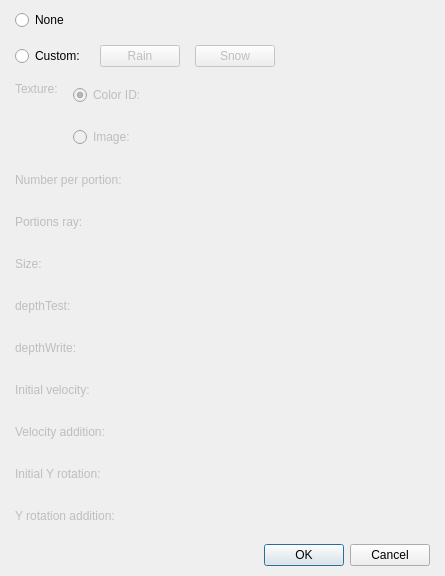
This is Editor/Dialogs/Commands/dialogcommandchangeweather.ui in RPG-Paper-Maker/RPG-Paper-Maker as Qt 5 draws it before an edit. The edited form follows.
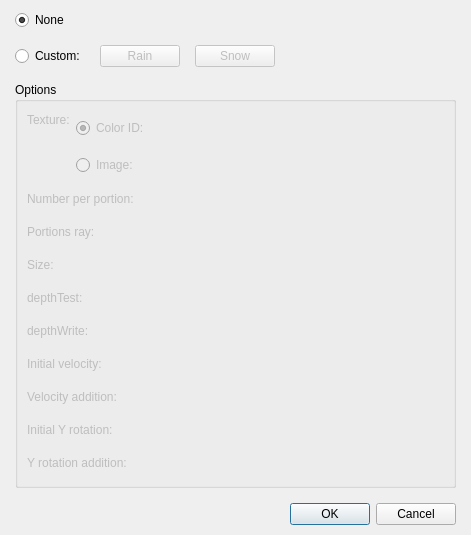
This is the edited form. Custom widgets are drawn as their Qt base class.

```diff
--- a/Editor/Dialogs/Commands/dialogcommandchangeweather.ui
+++ b/Editor/Dialogs/Commands/dialogcommandchangeweather.ui
@@ -6,14 +6,14 @@
    <rect>
     <x>0</x>
     <y>0</y>
-    <width>445</width>
-    <height>489</height>
+    <width>471</width>
+    <height>535</height>
    </rect>
   </property>
   <property name="windowTitle">
    <string>Dialog</string>
   </property>
-  <layout class="QGridLayout" name="gridLayout_3">
+  <layout class="QGridLayout" name="gridLayout_4">
    <property name="leftMargin">
     <number>15</number>
    </property>
@@ -27,12 +27,12 @@
     <number>10</number>
    </property>
    <item row="0" column="0">
-    <layout class="QVBoxLayout" name="verticalLayout_2" stretch="1,0">
+    <layout class="QVBoxLayout" name="verticalLayout_3" stretch="1,0">
      <property name="spacing">
       <number>15</number>
      </property>
      <item>
-      <layout class="QVBoxLayout" name="verticalLayout">
+      <layout class="QVBoxLayout" name="verticalLayout_2">
        <item>
         <layout class="QHBoxLayout" name="horizontalLayout" stretch="0,1">
          <item>
@@ -105,6 +105,14 @@
         </layout>
        </item>
        <item>
+        <widget class="QGroupBox" name="groupBoxOptions">
+         <property name="title">
+          <string>Options</string>
+         </property>
+         <layout class="QGridLayout" name="gridLayout_3">
+          <item row="0" column="0">
+           <layout class="QVBoxLayout" name="verticalLayout">
+            <item>
         <layout class="QGridLayout" name="gridLayout">
          <item row="0" column="0">
           <widget class="QLabel" name="labelTexture">
@@ -495,6 +503,11 @@
           </widget>
          </item>
         </layout>
+            </item>
+           </layout>
+          </item>
+         </layout>
+        </widget>
        </item>
       </layout>
      </item>
```
Lines whose indentation alone changed are shown as unchanged.
